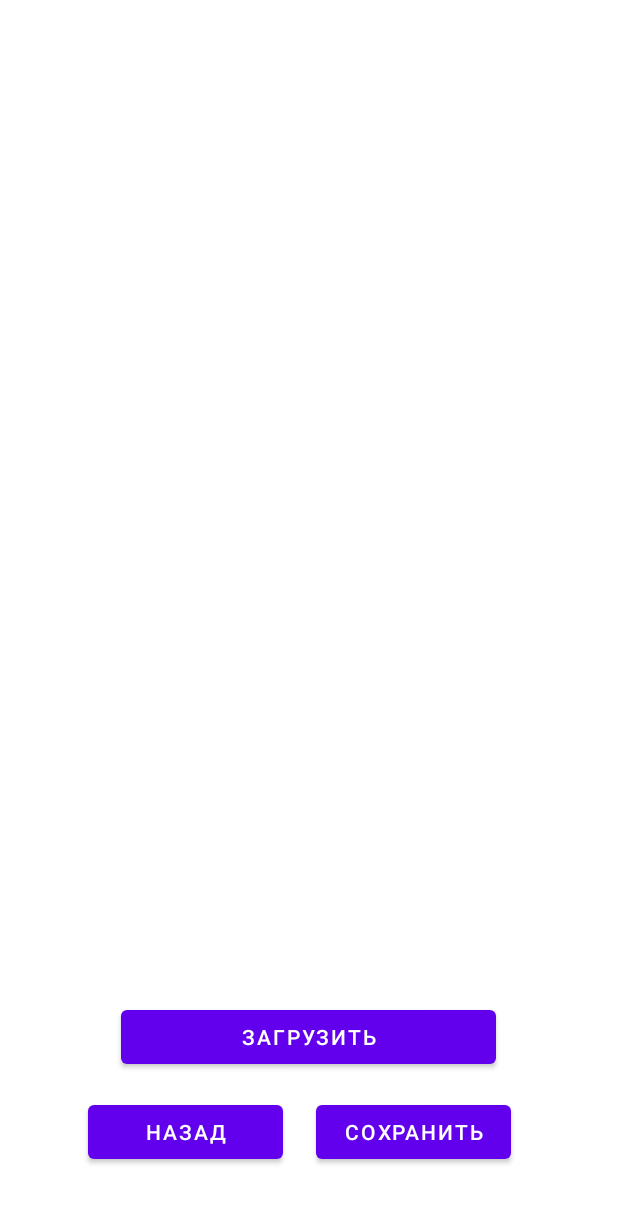
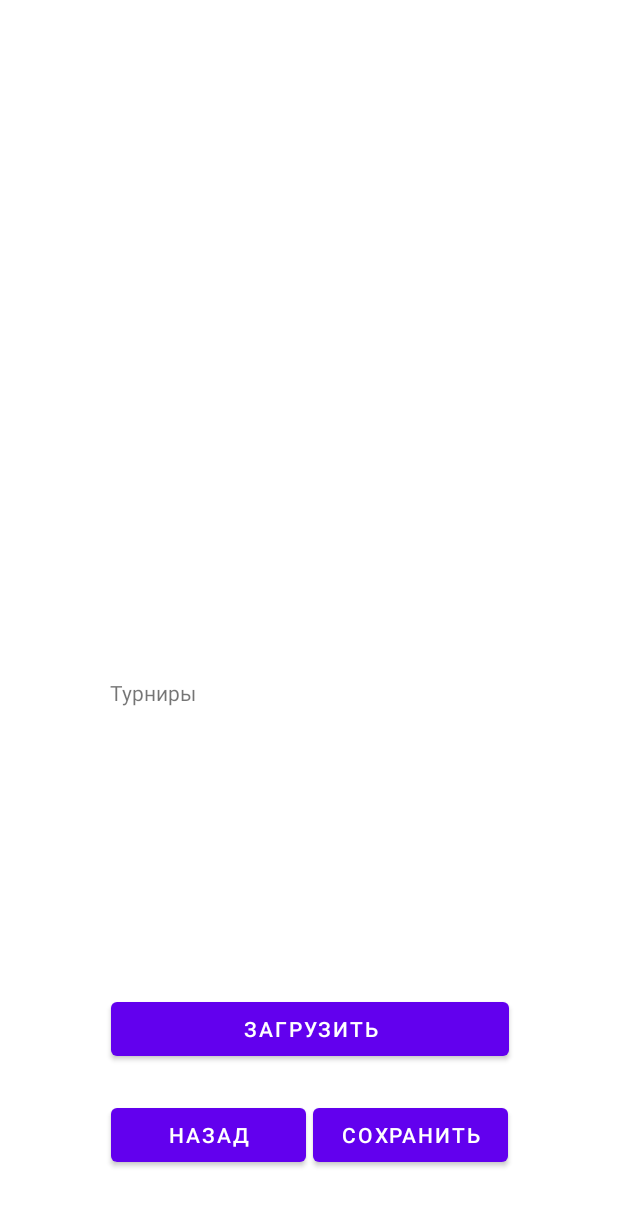
Before and after one commit to jk2911/lab3, an Android app: the layout activity_load_save.xml on its own in the app's theme, with its tools: preview values and no code run, on a phone screen of 412 x 824 dp. Shown: the top 1206 px of the screen. Run offline under Robolectric (Android 15) with nearby library versions, the phone set to English and light mode, and no system bars.

Commit message:
change style in activity_load_save.xml

```diff
--- a/app/src/main/res/layout/activity_load_save.xml
+++ b/app/src/main/res/layout/activity_load_save.xml
@@ -12,39 +12,23 @@
         style="@style/textView"
         android:layout_width="wrap_content"
         android:layout_height="wrap_content"
+        android:onClick="onMainActivity"
         android:text=""
-        android:onClick="onMainActivity"
         app:layout_constraintBottom_toBottomOf="parent"
         app:layout_constraintEnd_toEndOf="parent"
-        app:layout_constraintHorizontal_bias="0.192"
         app:layout_constraintStart_toStartOf="parent"
         app:layout_constraintTop_toTopOf="parent"
-        app:layout_constraintVertical_bias="0.038" />
-
-    <TextView
-        android:id="@+id/town"
-        style="@style/textView"
-        android:layout_width="wrap_content"
-        android:layout_height="wrap_content"
-        android:text=""
-        android:onClick="onMainActivity"
-        app:layout_constraintBottom_toBottomOf="parent"
-        app:layout_constraintEnd_toEndOf="parent"
-        app:layout_constraintHorizontal_bias="0.192"
-        app:layout_constraintStart_toStartOf="parent"
-        app:layout_constraintTop_toTopOf="parent"
-        app:layout_constraintVertical_bias="0.107" />
+        app:layout_constraintVertical_bias="0.04" />
 
     <TextView
         android:id="@+id/date"
         style="@style/textView"
         android:layout_width="wrap_content"
         android:layout_height="wrap_content"
+        android:onClick="onMainActivity"
         android:text=""
-        android:onClick="onMainActivity"
         app:layout_constraintBottom_toBottomOf="parent"
         app:layout_constraintEnd_toEndOf="parent"
-        app:layout_constraintHorizontal_bias="0.192"
         app:layout_constraintStart_toStartOf="parent"
         app:layout_constraintTop_toTopOf="parent"
         app:layout_constraintVertical_bias="0.19" />
@@ -54,11 +38,10 @@
         style="@style/textView"
         android:layout_width="wrap_content"
         android:layout_height="wrap_content"
+        android:onClick="onStadiumActivity"
         android:text=""
-        android:onClick="onStadiumActivity"
         app:layout_constraintBottom_toBottomOf="parent"
         app:layout_constraintEnd_toEndOf="parent"
-        app:layout_constraintHorizontal_bias="0.192"
         app:layout_constraintStart_toStartOf="parent"
         app:layout_constraintTop_toTopOf="parent"
         app:layout_constraintVertical_bias="0.284" />
@@ -68,11 +51,10 @@
         style="@style/textView"
         android:layout_width="wrap_content"
         android:layout_height="wrap_content"
+        android:onClick="onStadiumActivity"
         android:text=""
-        android:onClick="onStadiumActivity"
         app:layout_constraintBottom_toBottomOf="parent"
         app:layout_constraintEnd_toEndOf="parent"
-        app:layout_constraintHorizontal_bias="0.192"
         app:layout_constraintStart_toStartOf="parent"
         app:layout_constraintTop_toTopOf="parent"
         app:layout_constraintVertical_bias="0.355" />
@@ -82,11 +64,10 @@
         style="@style/textView"
         android:layout_width="wrap_content"
         android:layout_height="wrap_content"
+        android:onClick="onStadiumActivity"
         android:text=""
-        android:onClick="onStadiumActivity"
         app:layout_constraintBottom_toBottomOf="parent"
         app:layout_constraintEnd_toEndOf="parent"
-        app:layout_constraintHorizontal_bias="0.192"
         app:layout_constraintStart_toStartOf="parent"
         app:layout_constraintTop_toTopOf="parent"
         app:layout_constraintVertical_bias="0.428" />
@@ -96,73 +77,103 @@
         style="@style/textView"
         android:layout_width="wrap_content"
         android:layout_height="wrap_content"
+        android:onClick="onStadiumActivity"
         android:text=""
-        android:onClick="onStadiumActivity"
         app:layout_constraintBottom_toBottomOf="parent"
         app:layout_constraintEnd_toEndOf="parent"
-        app:layout_constraintHorizontal_bias="0.236"
         app:layout_constraintStart_toStartOf="parent"
         app:layout_constraintTop_toTopOf="parent"
         app:layout_constraintVertical_bias="0.499" />
+
+    <TextView
+        android:id="@+id/tournament"
+        style="@style/textView"
+        android:layout_width="wrap_content"
+        android:layout_height="wrap_content"
+        android:onClick="onTournamentActivity"
+        android:text="Турниры"
+        app:layout_constraintBottom_toBottomOf="parent"
+        app:layout_constraintEnd_toEndOf="parent"
+        app:layout_constraintStart_toStartOf="parent"
+        app:layout_constraintTop_toTopOf="parent"
+        app:layout_constraintVertical_bias="0.572" />
+
+    <TextView
+        android:id="@+id/town"
+        style="@style/textView"
+        android:layout_width="wrap_content"
+        android:layout_height="wrap_content"
+        android:onClick="onMainActivity"
+        android:text=""
+        app:layout_constraintBottom_toBottomOf="parent"
+        app:layout_constraintEnd_toEndOf="parent"
+        app:layout_constraintHorizontal_bias="0.503"
+        app:layout_constraintStart_toStartOf="parent"
+        app:layout_constraintTop_toTopOf="parent"
+        app:layout_constraintVertical_bias="0.111" />
 
     <Button
         android:id="@+id/save"
         android:layout_width="wrap_content"
         android:layout_height="wrap_content"
         android:width="130dp"
+        android:height="25dp"
         android:onClick="save"
         android:text="Сохранить"
         app:layout_constraintBottom_toBottomOf="parent"
         app:layout_constraintEnd_toEndOf="parent"
-        app:layout_constraintHorizontal_bias="0.239"
+        app:layout_constraintHorizontal_bias="0.064"
         app:layout_constraintStart_toEndOf="@+id/back"
         app:layout_constraintTop_toTopOf="parent"
-        app:layout_constraintVertical_bias="0.942" />
+        app:layout_constraintVertical_bias="0.944" />
 
     <Button
         android:id="@+id/load"
         android:layout_width="wrap_content"
         android:layout_height="wrap_content"
-        android:width="250dp"
+        android:width="265dp"
+        android:height="25dp"
         android:onClick="load"
         android:text="Загрузить"
         app:layout_constraintBottom_toBottomOf="parent"
         app:layout_constraintEnd_toEndOf="parent"
-        app:layout_constraintHorizontal_bias="0.496"
+        app:layout_constraintHorizontal_bias="0.503"
         app:layout_constraintStart_toStartOf="parent"
         app:layout_constraintTop_toTopOf="parent"
-        app:layout_constraintVertical_bias="0.86" />
+        app:layout_constraintVertical_bias="0.853" />
 
     <Button
         android:id="@+id/back"
         android:layout_width="wrap_content"
         android:layout_height="wrap_content"
         android:width="130dp"
+        android:height="25dp"
         android:onClick="backPage"
         android:text="Назад"
         app:layout_constraintBottom_toBottomOf="parent"
         app:layout_constraintEnd_toEndOf="parent"
-        app:layout_constraintHorizontal_bias="0.209"
+        app:layout_constraintHorizontal_bias="0.262"
         app:layout_constraintStart_toStartOf="parent"
         app:layout_constraintTop_toTopOf="parent"
-        app:layout_constraintVertical_bias="0.942" />
+        app:layout_constraintVertical_bias="0.944" />
 
     <ScrollView
-        android:layout_width="300dp"
-        android:layout_height="158dp"
+        android:layout_width="265dp"
+        android:layout_height="123dp"
         app:layout_constraintBottom_toBottomOf="parent"
         app:layout_constraintEnd_toEndOf="parent"
-        app:layout_constraintHorizontal_bias="0.342"
+        app:layout_constraintHorizontal_bias="0.496"
         app:layout_constraintStart_toStartOf="parent"
         app:layout_constraintTop_toTopOf="parent"
-        app:layout_constraintVertical_bias="0.727">
+        app:layout_constraintVertical_bias="0.735">
 
 
         <LinearLayout
             android:id="@+id/tournaments"
             android:layout_width="match_parent"
             android:layout_height="wrap_content"
-            android:orientation="vertical"></LinearLayout>
+            android:orientation="vertical"
+            android:minWidth="250dp"/>
     </ScrollView>
 
 
--- a/app/src/main/res/values/themes.xml
+++ b/app/src/main/res/values/themes.xml
@@ -22,7 +22,8 @@
         <item name="android:onClick">onCheckBoxClicked</item>
     </style>
     <style name="textView">
-        <item name="android:width">250dp</item>
+        <item name="android:width">265dp</item>
         <item name="android:height">34dp</item>
+        <item name="layout_constraintHorizontal_bias">0.500</item>
     </style>
 </resources>
```
